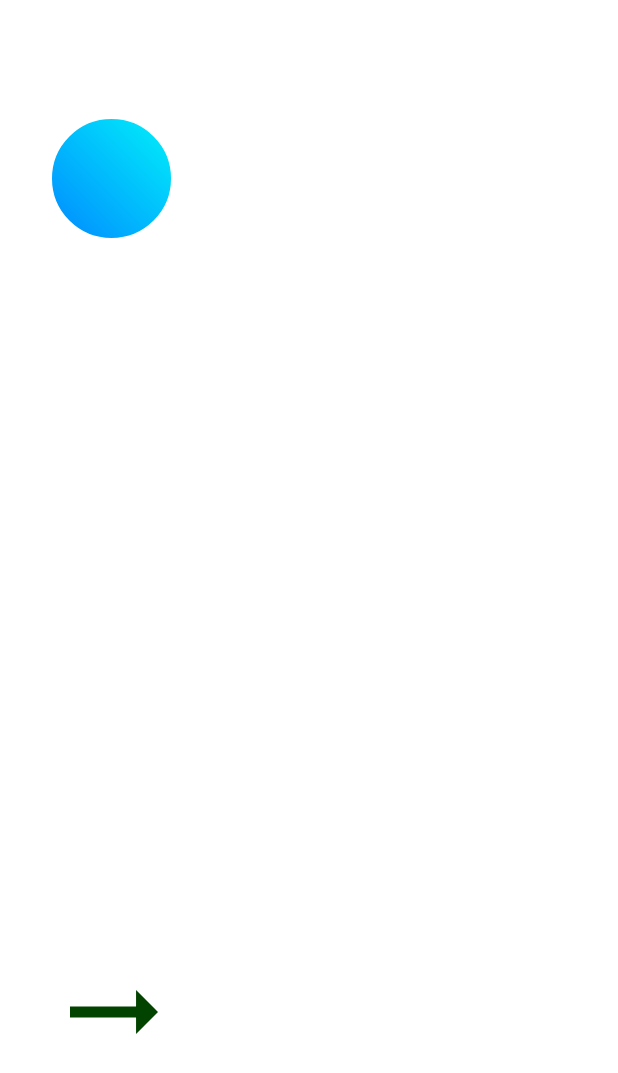
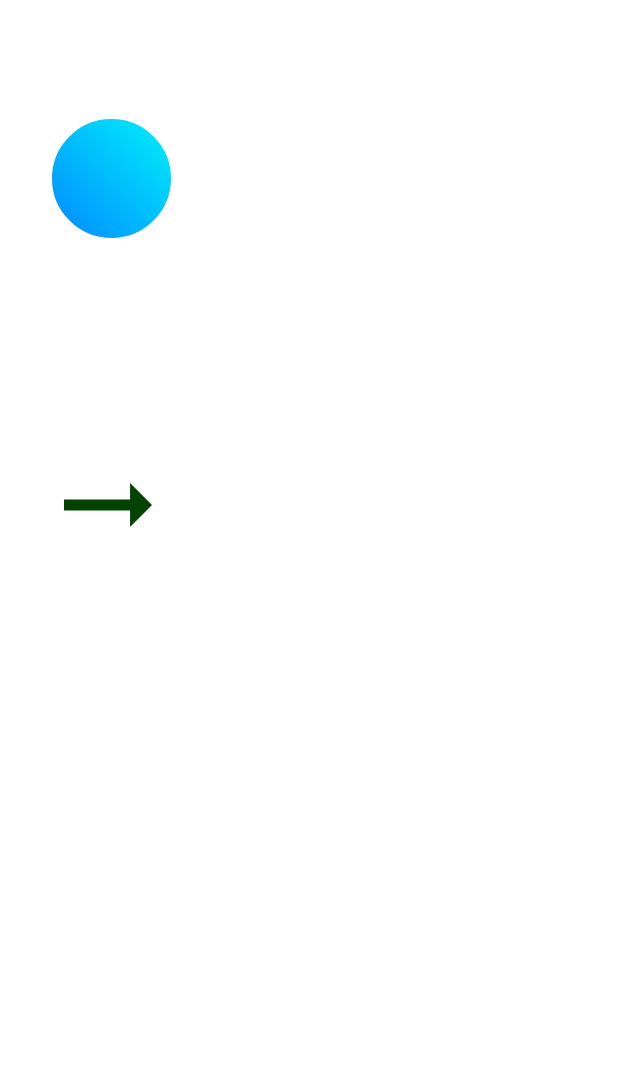
Before and after one commit to clutzyninja/DFA_game, an Android app: the layout activity_game.xml on its own in the app's theme, with its tools: preview values and no code run, on a phone screen of 412 x 824 dp. Shown: the top 1073 px of the screen. Run offline under Robolectric (Android 15) with nearby library versions, the phone set to English and light mode, and no system bars.

```diff
--- a/app/src/main/res/layout/activity_game.xml
+++ b/app/src/main/res/layout/activity_game.xml
@@ -16,6 +16,7 @@
         android:layout_alignParentTop="true"
         android:layout_marginStart="33dp"
         android:layout_marginTop="78dp"
+        android:clickable="true"
         app:srcCompat="@drawable/state" />
 
     <ImageView
@@ -24,7 +25,8 @@
         android:layout_height="88dp"
         android:layout_alignParentStart="true"
         android:layout_alignParentBottom="true"
-        android:layout_marginStart="27dp"
-        android:layout_marginBottom="105dp"
+        android:layout_marginStart="23dp"
+        android:layout_marginBottom="443dp"
+        android:clickable="true"
         app:srcCompat="@drawable/transition" />
 </RelativeLayout>
--- a/build.gradle
+++ b/build.gradle
@@ -6,7 +6,7 @@ buildscript {
         mavenCentral()
     }
     dependencies {
-        classpath "com.android.tools.build:gradle:7.0.3"
+        classpath 'com.android.tools.build:gradle:7.0.4'
 
         // NOTE: Do not place your application dependencies here; they belong
         // in the individual module build.gradle files
```
